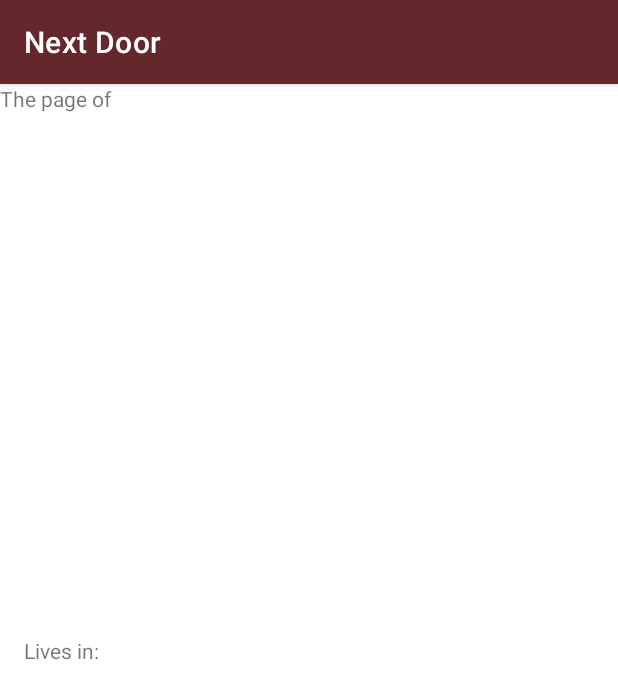
After one commit to ItayMeiri/NextDoorApp, an Android app: the ProfileActivity screen opened directly, with no data from a screen before it, on a phone screen of 412 x 824 dp. The commit adds this screen. Shown: the top 699 px of the screen. Run offline under Robolectric (Android 15) with nearby library versions, the phone set to English and light mode, and no system bars; our stand-ins replace Firebase (no records; nobody signed in at launch, a user with empty details on screens opened directly).

Commit message:
profile updates

```diff
--- a/app/src/main/AndroidManifest.xml
+++ b/app/src/main/AndroidManifest.xml
@@ -12,6 +12,9 @@
         <activity
             android:name=".RegistrationActivity"
             android:exported="false" />
+        <activity
+            android:name=".ProfileActivity"
+            android:exported="true" />
         <activity
             android:name=".HomePageActivity"
             android:exported="false" />
--- a/app/src/main/java/com/app/nextdoor/LoginActivity.java
+++ b/app/src/main/java/com/app/nextdoor/LoginActivity.java
@@ -19,6 +19,7 @@ import com.google.android.gms.tasks.Task;
 import com.google.firebase.auth.AuthResult;
 import com.google.firebase.auth.FirebaseAuth;
         import com.google.firebase.auth.FirebaseUser;
+
 
 public class LoginActivity extends AppCompatActivity {
     EditText Email, Password;
--- /dev/null
+++ b/app/src/main/java/com/app/nextdoor/ProfileActivity.java
@@ -0,0 +1,57 @@
+package com.app.nextdoor;
+
+import androidx.appcompat.app.AppCompatActivity;
+import androidx.annotation.NonNull;
+import androidx.annotation.Nullable;
+import androidx.appcompat.app.AppCompatActivity;
+
+import android.content.Intent;
+import android.graphics.Color;
+import android.os.Bundle;
+
+import java.io.ByteArrayInputStream;
+import java.io.ObjectInputStream;
+import java.util.Base64;
+import android.view.View;
+import android.view.ViewGroup;
+import android.widget.ArrayAdapter;
+import android.widget.Button;
+import android.widget.Spinner;
+import android.widget.TextView;
+
+import com.google.firebase.database.DatabaseReference;
+import com.google.firebase.database.FirebaseDatabase;
+
+public class ProfileActivity extends AppCompatActivity {
+
+    protected void onCreate(Bundle savedInstanceState) {
+        super.onCreate(savedInstanceState);
+        setContentView(R.layout.profile_layout);
+        Bundle extras = getIntent().getExtras();
+        if(extras != null)
+        {
+
+            createProfile(extras.getString("Object"));
+        }
+    }
+
+    private void createProfile(String object) {
+        RegistrationActivity.RegularProfile u = null;
+        try {
+            byte b[] = Base64.getDecoder().decode(object.getBytes());
+            ByteArrayInputStream bi = new ByteArrayInputStream(b);
+            ObjectInputStream si = new ObjectInputStream(bi);
+            u = (RegistrationActivity.RegularProfile) si.readObject();
+        }
+        catch (Exception e) {
+            e.printStackTrace();
+        }
+
+        TextView tv1 = findViewById(R.id.LocationName);
+        TextView tv2 = findViewById(R.id.PageName);
+
+        assert u != null;
+        tv1.append(u.Address);
+        tv2.append(u.FullName);
+    }
+}
--- a/app/src/main/java/com/app/nextdoor/RegistrationActivity.java
+++ b/app/src/main/java/com/app/nextdoor/RegistrationActivity.java
@@ -23,10 +23,13 @@ import com.google.firebase.database.FirebaseDatabase;
 import java.util.ArrayList;
 import java.util.List;
 import java.util.Objects;
+import java.io.Serializable;
+
 
 public class RegistrationActivity extends AppCompatActivity {
 
-    public static class RegularProfile {
+
+    public static class RegularProfile implements Serializable{
         public String Address;
         public String PhoneNumber;
         public String FullName;
--- a/app/src/main/res/layout/profile_layout.xml
+++ b/app/src/main/res/layout/profile_layout.xml
@@ -6,12 +6,38 @@
     android:layout_height="match_parent">
 
     <TextView
-        android:id="@+id/textView"
+        android:id="@+id/PageName"
+        android:layout_width="217dp"
+        android:layout_height="50dp"
+        android:text="The page of "
+        app:layout_constraintStart_toStartOf="parent"
+        tools:layout_editor_absoluteY="39dp"
+        tools:ignore="MissingConstraints" />
+
+    <TextView
+        android:id="@+id/LocationName"
+        android:layout_width="114dp"
+        android:layout_height="30dp"
+        android:text="Lives in: "
+        app:layout_constraintBottom_toBottomOf="parent"
+        app:layout_constraintEnd_toEndOf="parent"
+        app:layout_constraintHorizontal_bias="0.053"
+        app:layout_constraintStart_toStartOf="parent"
+        app:layout_constraintTop_toTopOf="parent"
+        app:layout_constraintVertical_bias="0.499" />
+
+    <ImageView
+        android:id="@+id/imageView3"
         android:layout_width="wrap_content"
         android:layout_height="wrap_content"
-        android:layout_marginTop="197dp"
-        android:text="Placeholder for profile"
+        android:visibility="visible"
+        app:layout_constraintBottom_toBottomOf="parent"
         app:layout_constraintEnd_toEndOf="parent"
+        app:layout_constraintHorizontal_bias="0.703"
         app:layout_constraintStart_toStartOf="parent"
-        app:layout_constraintTop_toTopOf="parent" />
+        app:layout_constraintTop_toTopOf="parent"
+        app:layout_constraintVertical_bias="0.265"
+        tools:src="@tools:sample/avatars"
+        tools:visibility="visible" />
+
 </androidx.constraintlayout.widget.ConstraintLayout>
```
Also changed, not shown: app/src/main/java/com/app/nextdoor/SearchActivity.java (+28 -3 lines).
